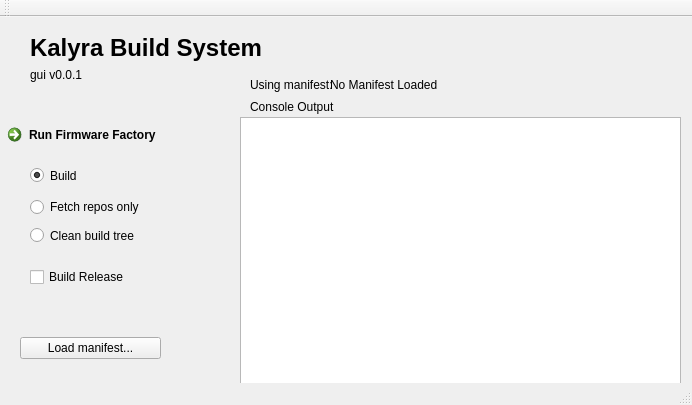
Before: the Qt Designer form qt/mainwindow.ui in bjornos/kalyra, drawn with Qt 5.
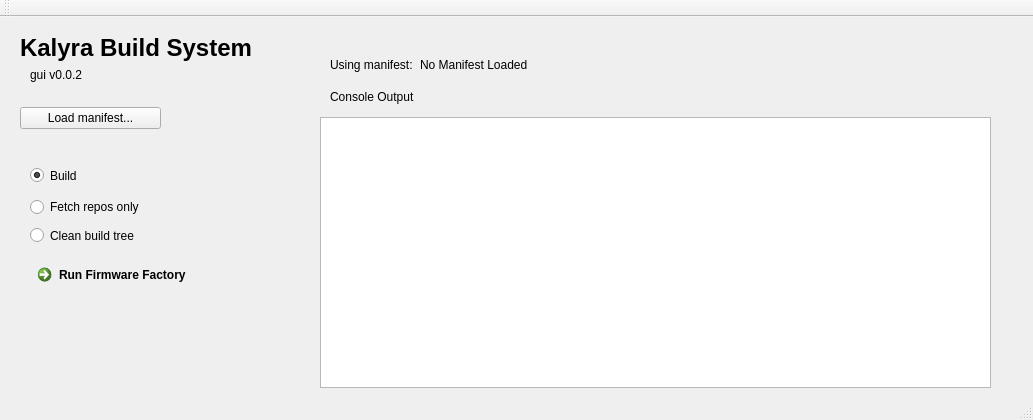
After: the same form once the commit is applied.

Commit message: Remove fwrt option from GUI for now

What changed in the file:
```diff
--- a/qt/mainwindow.ui
+++ b/qt/mainwindow.ui
@@ -6,8 +6,8 @@
    <rect>
     <x>0</x>
     <y>0</y>
-    <width>692</width>
-    <height>405</height>
+    <width>1033</width>
+    <height>420</height>
    </rect>
   </property>
   <property name="windowTitle">
@@ -18,7 +18,7 @@
     <property name="geometry">
      <rect>
       <x>20</x>
-      <y>320</y>
+      <y>90</y>
       <width>141</width>
       <height>22</height>
      </rect>
@@ -27,19 +27,6 @@
      <string>Load manifest...</string>
     </property>
    </widget>
-   <widget class="QCheckBox" name="optFWRT">
-    <property name="geometry">
-     <rect>
-      <x>30</x>
-      <y>250</y>
-      <width>121</width>
-      <height>20</height>
-     </rect>
-    </property>
-    <property name="text">
-     <string>Build Release</string>
-    </property>
-   </widget>
    <widget class="QRadioButton" name="optFetchOnly">
     <property name="geometry">
      <rect>
@@ -56,9 +43,9 @@
    <widget class="QCommandLinkButton" name="commandLinkButton">
     <property name="geometry">
      <rect>
-      <x>0</x>
-      <y>100</y>
-      <width>231</width>
+      <x>30</x>
+      <y>240</y>
+      <width>251</width>
       <height>41</height>
      </rect>
     </property>
@@ -69,9 +56,9 @@
    <widget class="QTextBrowser" name="textBrowser">
     <property name="geometry">
      <rect>
-      <x>240</x>
+      <x>320</x>
       <y>100</y>
-      <width>441</width>
+      <width>671</width>
       <height>271</height>
      </rect>
     </property>
@@ -82,8 +69,8 @@
    <widget class="QLabel" name="txtConsoleOut">
     <property name="geometry">
      <rect>
-      <x>250</x>
-      <y>80</y>
+      <x>330</x>
+      <y>70</y>
       <width>131</width>
       <height>20</height>
      </rect>
@@ -95,9 +82,9 @@
    <widget class="QLabel" name="txtHeadline">
     <property name="geometry">
      <rect>
-      <x>30</x>
+      <x>20</x>
       <y>10</y>
-      <width>281</width>
+      <width>301</width>
       <height>41</height>
      </rect>
     </property>
@@ -115,8 +102,8 @@
    <widget class="QLabel" name="txtManifest">
     <property name="geometry">
      <rect>
-      <x>250</x>
-      <y>60</y>
+      <x>330</x>
+      <y>40</y>
       <width>101</width>
       <height>16</height>
      </rect>
@@ -128,8 +115,8 @@
    <widget class="QLabel" name="txtCurrManifest">
     <property name="geometry">
      <rect>
-      <x>330</x>
-      <y>60</y>
+      <x>420</x>
+      <y>40</y>
       <width>271</width>
       <height>16</height>
      </rect>
@@ -177,7 +164,7 @@
      </rect>
     </property>
     <property name="text">
-     <string>gui v0.0.1</string>
+     <string>gui v0.0.2</string>
     </property>
    </widget>
   </widget>
```
The commit also changes 4 other files.
